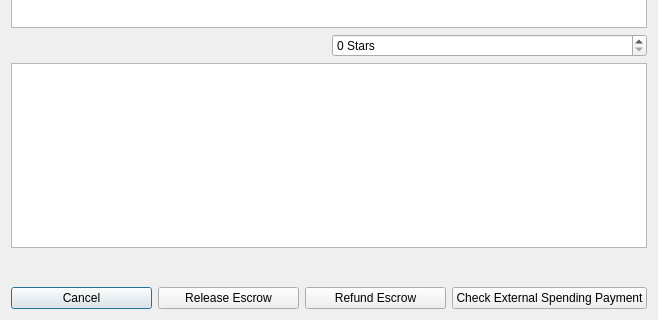
greggdourgarian/syscoin2, file src/qt/forms/manageescrowdialog.ui: the form before one commit; both pictures show x 0 to 658 and y 280 to 600 of the 658 by 600 pixel window.
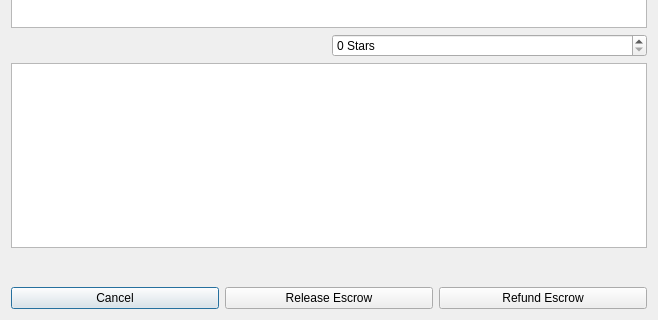
The form after the commit.

Commit message: check external payment checks redeem txid too

What changed in the file:
```diff
--- a/src/qt/forms/manageescrowdialog.ui
+++ b/src/qt/forms/manageescrowdialog.ui
@@ -87,13 +87,6 @@
        </property>
       </widget>
      </item>
-     <item>
-      <widget class="QPushButton" name="extButton">
-       <property name="text">
-        <string>Check External Spending Payment</string>
-       </property>
-      </widget>
-     </item>
     </layout>
    </item>
    <item row="7" column="0">
```
The commit also changes 3 other files.
